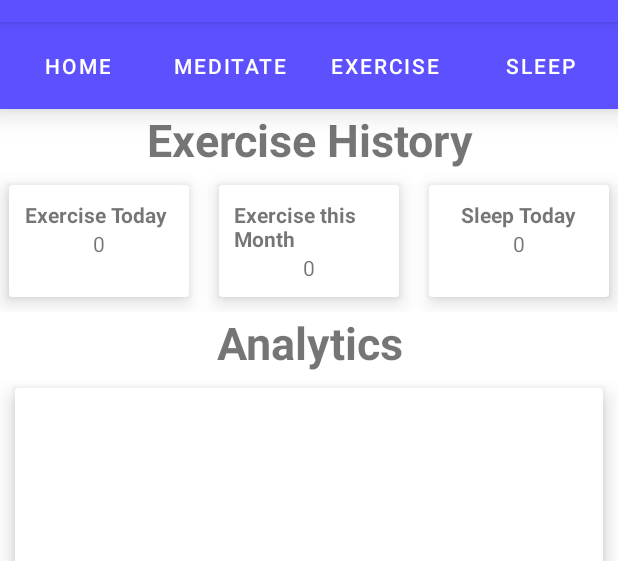
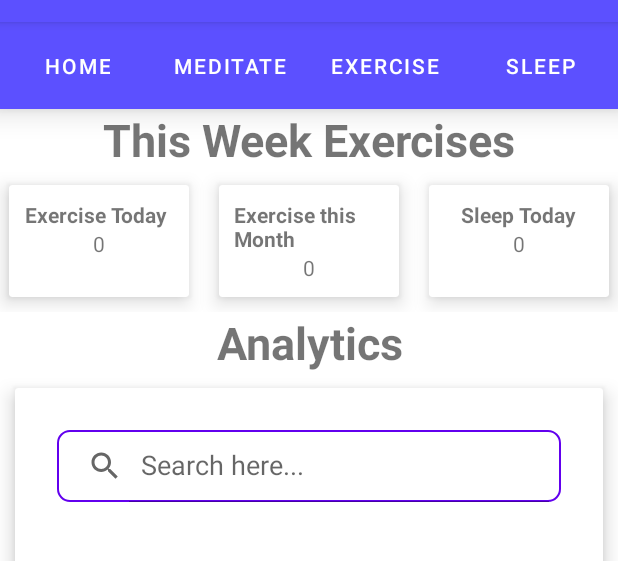
Before and after one commit to TarunAlapati-git/Mindfull, an Android app: the fragment ExerciseFragment placed in its activity, on a phone screen of 412 x 824 dp, the part 62-623 px from its top. Run offline under Robolectric (Android 15) with nearby library versions, the phone set to English and light mode, and no system bars; our stand-ins replace Firebase (no records; nobody signed in at launch, a user with empty details on screens opened directly), Picasso; libraries missing offline, so code that uses them is left out: com.github.mikephil.charting; plain views replace PieChart; Roboto replaces fonts that are not available here; 2 statements that could not run were skipped.

Commit message:
updated search bar

```diff
--- a/app/build.gradle
+++ b/app/build.gradle
@@ -52,5 +52,6 @@ dependencies {
     implementation 'de.hdodenhof:circleimageview:3.1.0'
     implementation 'com.google.android.gms:play-services-auth:20.4.0'
     implementation 'com.github.PhilJay:MPAndroidChart:v3.1.0'
-//    implementation 'com.github.AnyChart:AnyChart-Android:1.1.2'
+    implementation 'com.google.android.material:material:1.1.0-beta01'
+
 }
--- a/app/src/main/AndroidManifest.xml
+++ b/app/src/main/AndroidManifest.xml
@@ -4,8 +4,8 @@
     package="com.example.mindfull">
 
     <uses-permission android:name="android.permission.INTERNET" />
-
     <uses-permission android:name="android.permission.VIBRATE" />
+    <uses-permission android:name="android.permission.RECORD_AUDIO" />
 
     <application
         android:allowBackup="true"
@@ -17,10 +17,11 @@
         android:supportsRtl="true"
         android:theme="@style/Theme.Mindfull"
         tools:targetApi="31">
+
         <receiver
             android:name=".BroadcastReceiverClass"
             android:enabled="true"
-            android:exported="true"></receiver>
+            android:exported="true" />
 
         <activity
             android:name=".MeditateDetailActivity"
--- a/app/src/main/java/com/example/mindfull/Fragments/HomeFragment.java
+++ b/app/src/main/java/com/example/mindfull/Fragments/HomeFragment.java
@@ -22,6 +22,8 @@ import com.github.mikephil.charting.data.PieData;
 import com.github.mikephil.charting.data.PieDataSet;
 import com.github.mikephil.charting.data.PieEntry;
 import com.github.mikephil.charting.utils.ColorTemplate;
+import com.google.android.gms.tasks.OnCompleteListener;
+import com.google.android.gms.tasks.Task;
 import com.google.firebase.auth.FirebaseAuth;
 import com.google.firebase.database.DataSnapshot;
 import com.google.firebase.database.DatabaseError;
@@ -150,7 +152,7 @@ public class HomeFragment extends Fragment {
                         Map<String,Object> map = (Map<String, Object>) ds.getValue();
                         Object total = map.get("timeSlept");
                         int pTotal = Integer.parseInt(String.valueOf(total));
-                        timeSlept += pTotal;
+                        timeSlept = Math.max(timeSlept,pTotal);
                     }
                     binding.sleepDay.setText(String.valueOf(timeSlept));
                 }
--- /dev/null
+++ b/app/src/main/res/drawable/search_view_bg.xml
@@ -0,0 +1,8 @@
+<?xml version="1.0" encoding="utf-8"?>
+<shape xmlns:android="http://schemas.android.com/apk/res/android">
+
+    <corners android:radius="8dp"/>
+    <stroke android:color="@color/purple_500"
+        android:width="1dp"/>
+
+</shape>
--- a/app/src/main/res/layout/activity_exercise_detail.xml
+++ b/app/src/main/res/layout/activity_exercise_detail.xml
@@ -69,7 +69,7 @@
                         android:layout_width="match_parent"
                         android:layout_height="wrap_content"
                         android:background="#ECEDE8"
-                        android:text="testing sfbasnbfmsanfbsamfnbasf asfasfasfasfasfasf"
+                        android:text="Exercise Description will be shown in here with necessary steps and actions."
                         android:textColor="@android:color/black"
                         android:textSize="18sp" />
 
--- a/app/src/main/res/layout/fragment_exercise.xml
+++ b/app/src/main/res/layout/fragment_exercise.xml
@@ -3,12 +3,26 @@
     xmlns:tools="http://schemas.android.com/tools"
     android:layout_width="match_parent"
     android:layout_height="match_parent"
+    xmlns:app="http://schemas.android.com/apk/res-auto"
     tools:context=".Fragments.ExerciseFragment">
 
     <!-- TODO: Update blank fragment layout -->
+
+    <androidx.appcompat.widget.SearchView
+        android:id="@+id/searchView"
+        android:layout_width="match_parent"
+        android:layout_height="wrap_content"
+        android:layout_margin="8dp"
+        android:background="@drawable/search_view_bg"
+        app:queryHint="Search here..."
+        app:iconifiedByDefault="false"
+        />
+
     <androidx.recyclerview.widget.RecyclerView
+        android:layout_marginTop="60dp"
         android:layout_width="match_parent"
         android:layout_height="match_parent"
         android:id="@+id/exerciseRecyclerView" />
 
+
 </FrameLayout>
--- a/app/src/main/res/layout/fragment_home.xml
+++ b/app/src/main/res/layout/fragment_home.xml
@@ -21,7 +21,7 @@
             <TextView
                 android:layout_width="match_parent"
                 android:layout_height="wrap_content"
-                android:text="Exercise History"
+                android:text="This Week Exercises"
                 android:textSize="30sp"
                 android:textStyle="bold"
                 android:gravity="center"
```
Also changed, not shown: app/src/main/java/com/example/mindfull/Adapter/ExerciseAdapter.java (+7 -0 lines), app/src/main/java/com/example/mindfull/Fragments/ExerciseFragment.java (+33 -1 lines), app/src/main/java/com/example/mindfull/MeditateDetailActivity.java (+79 -0 lines), app/src/main/res/layout/activity_meditate_detail.xml (+8 -8 lines).
